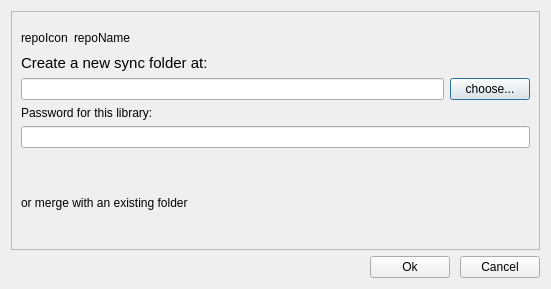
Qt form ui/download-repo-dialog.ui (haiwen/seafile-client) before a commit.
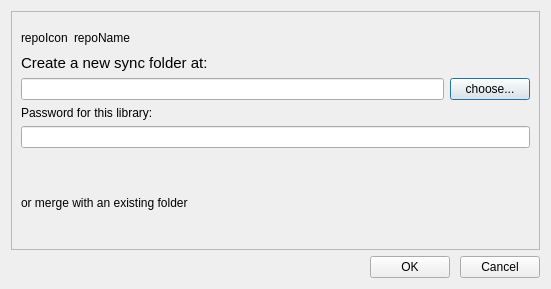
The same form after that commit.

Patch:
```diff
--- a/ui/download-repo-dialog.ui
+++ b/ui/download-repo-dialog.ui
@@ -240,7 +240,7 @@
      <item>
       <widget class="QPushButton" name="mOkBtn">
        <property name="text">
-        <string>Ok</string>
+        <string>OK</string>
        </property>
       </widget>
      </item>
```
